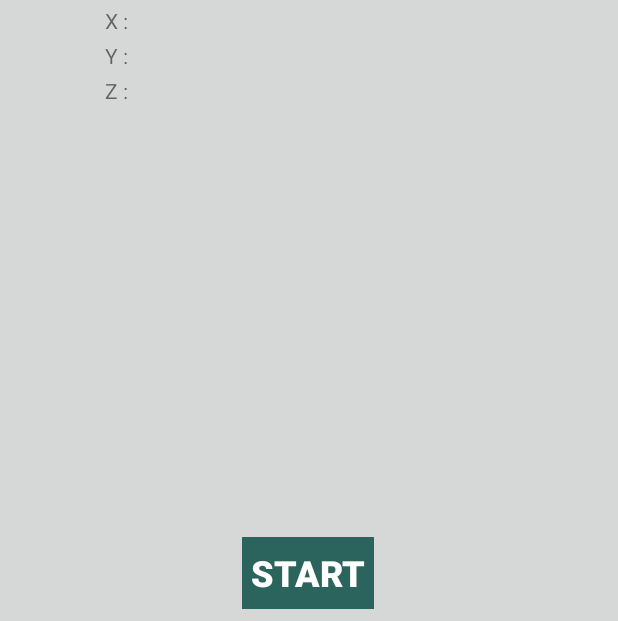
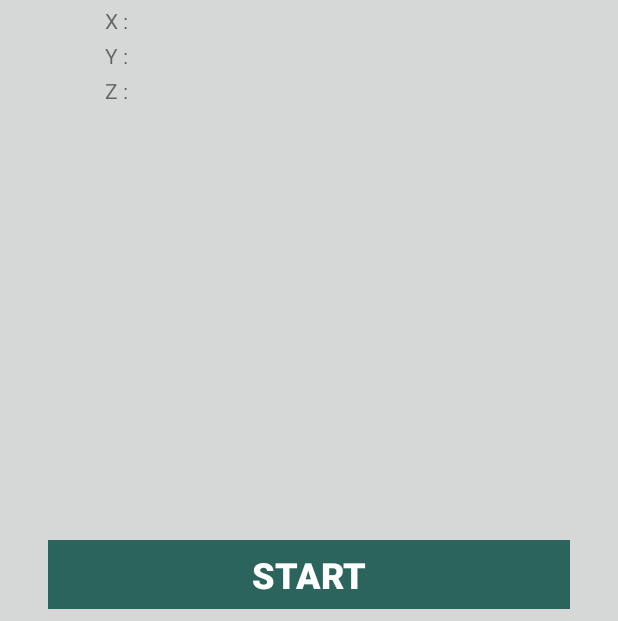
Before and after one commit to TharinduWathukara/android-sensors-readings, an Android app: the screen it shows after launch (MainActivity), on a phone screen of 412 x 824 dp, the part 615-1236 px from its top. Run offline under Robolectric (Android 15) with nearby library versions, the phone set to English and light mode, and no system bars.

Commit message:
allignment settings

```diff
--- a/app/src/main/res/layout/activity_main.xml
+++ b/app/src/main/res/layout/activity_main.xml
@@ -10,12 +10,12 @@
     <Button
         android:id="@+id/btnStartStop"
         style="@style/Widget.AppCompat.Button.Borderless.Colored"
-        android:layout_width="wrap_content"
-        android:layout_height="wrap_content"
-        android:layout_marginStart="8dp"
-        android:layout_marginLeft="8dp"
-        android:layout_marginEnd="8dp"
-        android:layout_marginRight="8dp"
+        android:layout_width="0dp"
+        android:layout_height="46dp"
+        android:layout_marginStart="32dp"
+        android:layout_marginLeft="32dp"
+        android:layout_marginEnd="32dp"
+        android:layout_marginRight="32dp"
         android:layout_marginBottom="8dp"
         android:background="@color/colorPrimary"
         android:textColor="@android:color/background_light"
```
